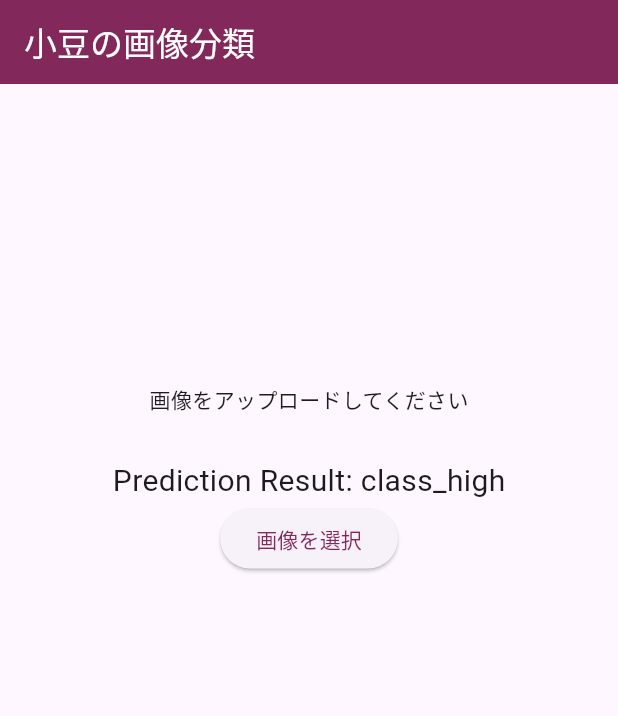
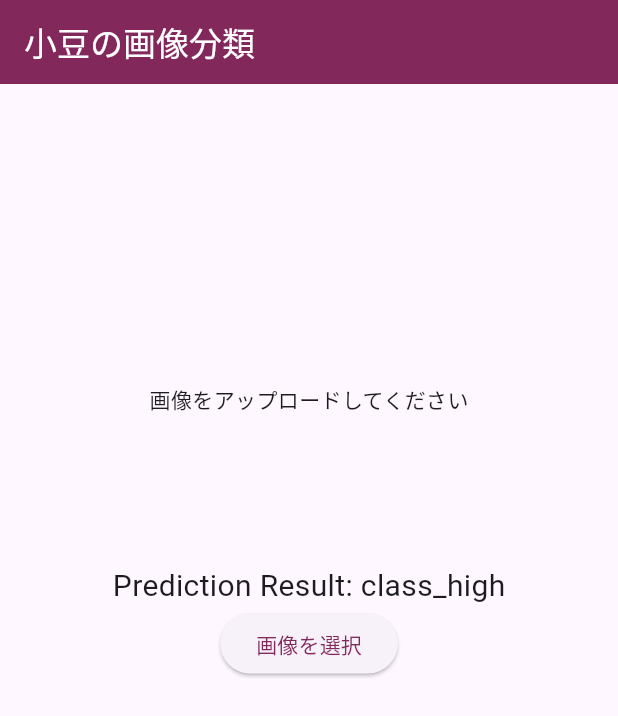
Before and after one commit to uedazxcvbnm/flutter_azuki, a Flutter app: the screen it shows after launch, on a phone screen of 412 x 824 dp. Shown: the top 716 px of the screen. Run offline on Flutter 3.47's test engine with Material 3 defaults, Android fonts, the phone set to English and light mode, and no system bars; our stand-ins replace flutter_image_compress, image_picker; missing offline and left inert: tflite_flutter, tflite_flutter_helper.

Commit message:
完成これでいいもう

```diff
--- a/lib/main.dart
+++ b/lib/main.dart
@@ -18,6 +18,7 @@ class MyApp extends StatelessWidget {
   Widget build(BuildContext context) {
     // MaterialApp：Flutterのアプリの基本構造
     return MaterialApp(
+      debugShowCheckedModeBanner: false,
       // アプリ起動時に表示する画面
       home: ImagePredictionScreen(),
     );
@@ -247,7 +248,7 @@ void _printInputShape() {
               _selectedImage!)
           else
             Padding(
-              padding: EdgeInsets.only(top: 200, bottom: 50),
+              padding: EdgeInsets.only(top: 200, bottom: 100),
               child: SizedBox(
                 child: Center(child: Text('画像をアップロードしてください')),
               ),
@@ -255,7 +256,7 @@ void _printInputShape() {
             // 分類結果を表示する部分
             if(_predictionResult == 'Predicted Class: 0')
               Padding(
-                padding: EdgeInsets.only(top: -20), // 上に20ピクセルの余白を追加
+                padding: EdgeInsets.only(top: 0), // 上に20ピクセルの余白を追加
                 child: Text(
                   "Prediction Result: class_low",
                   style: TextStyle(fontSize: 20),
@@ -263,7 +264,7 @@ void _printInputShape() {
               )
             else if(_predictionResult == 'Predicted Class: 1')
               Padding(
-                padding: EdgeInsets.only(top: -20), // 上に20ピクセルの余白を追加
+                padding: EdgeInsets.only(top: 0), // 上に20ピクセルの余白を追加
                 child: Text(
                   "Prediction Result: class_middle",
                   style: TextStyle(fontSize: 20),
@@ -271,7 +272,7 @@ void _printInputShape() {
               )
             else
               Padding(
-                padding: EdgeInsets.only(top: -20), // 上に20ピクセルの余白を追加
+                padding: EdgeInsets.only(top: 0), // 上に20ピクセルの余白を追加
                 child: Text(
                   "Prediction Result: class_high",
                   style: TextStyle(fontSize: 20),
```
